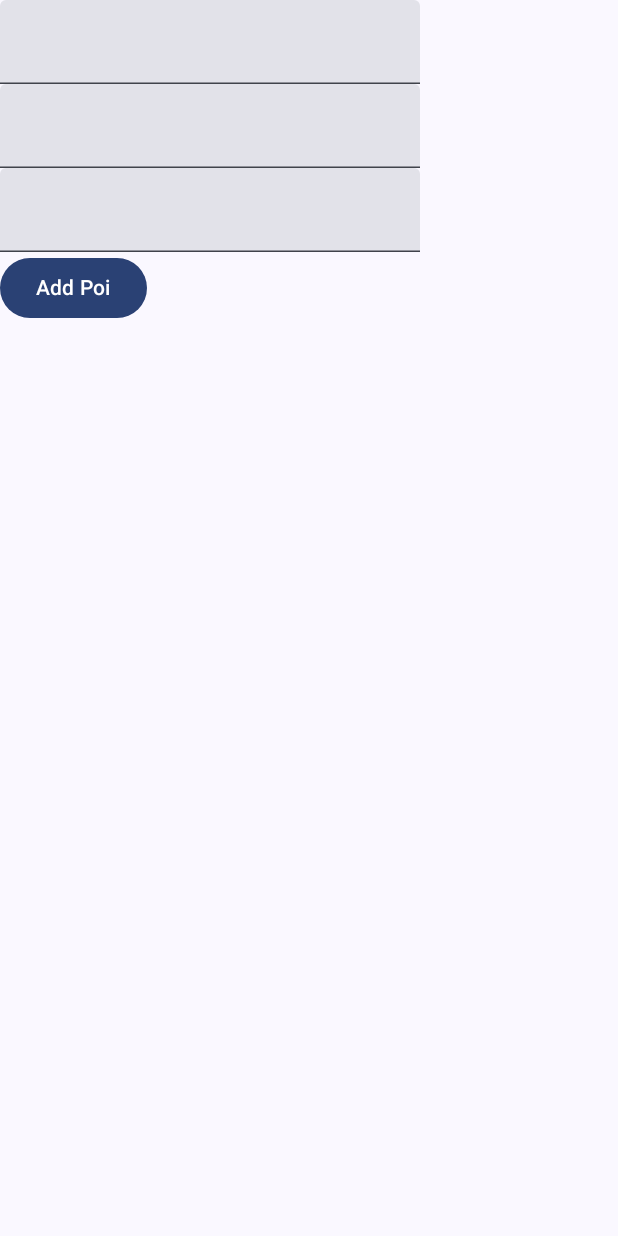
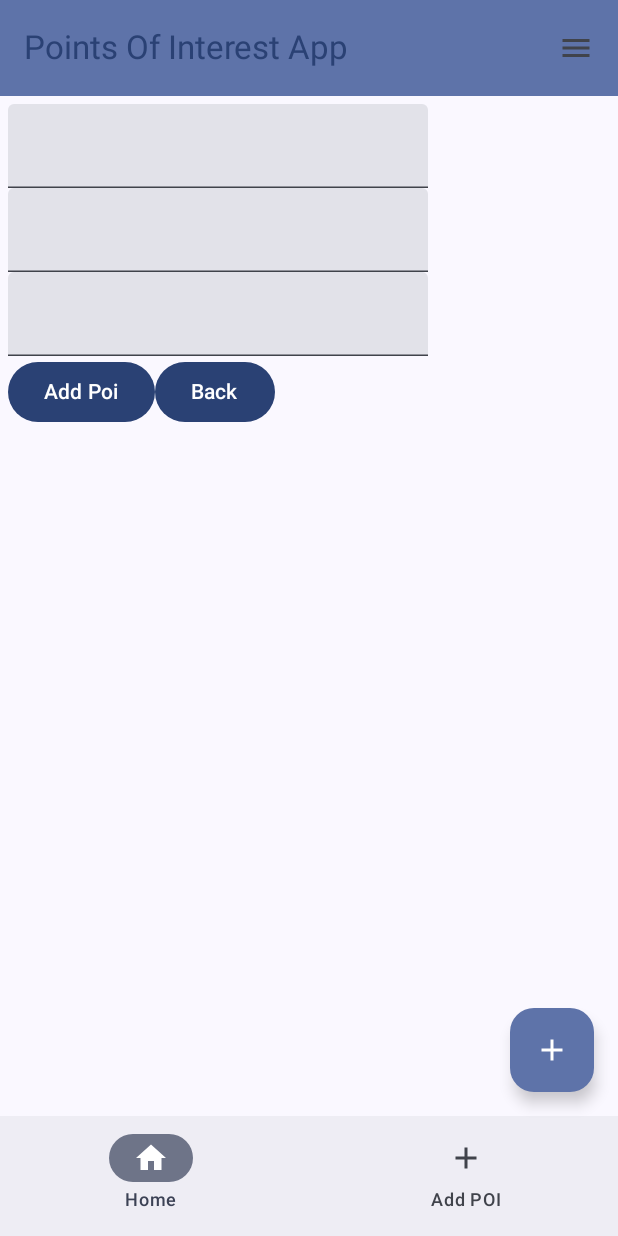
Before and after one commit to JoatXI/POI-Android-App, an Android app built with Jetpack Compose: the addPoi screen opened through its navigation route, on a phone screen of 412 x 824 dp. Run offline under Robolectric (Android 15) with nearby library versions, the phone set to English and light mode, and no system bars; our stand-ins replace Room's generated code; libraries missing offline, so code that uses them is left out: org.osmdroid.config, org.osmdroid.tileprovider, org.osmdroid.util, org.osmdroid.views.

Commit message:
NAVIGATION FEATURE UPDATE 1.1:
PREVIOUS ISSUE FIXED: Implemented the NavigationDrawer within the Scaffold in the MainNavBar composable.
Removed the multiple instances of the navController, drawerState and coroutinScope variables created & created them once in the MainActivity's setContent which is then passed to the MainNavBar.
Modified each composable created to take in the innerPaddingValues as parameter which value is passed in from the Scaffold innerPadding as an argument when called within the NavHost.
Modified the AddPoi composable layout using the BoxWithConstraints feature.

```diff
--- a/POI-App/app/src/main/java/com/example/omoohwo/MainActivity.kt
+++ b/POI-App/app/src/main/java/com/example/omoohwo/MainActivity.kt
@@ -51,6 +51,7 @@ import androidx.compose.material.icons.Icons
 import androidx.compose.material.icons.filled.Add
 import androidx.compose.material.icons.filled.Home
 import androidx.compose.material.icons.filled.Menu
+import androidx.compose.material3.DrawerState
 import androidx.compose.material3.DrawerValue
 import androidx.compose.material3.ExperimentalMaterial3Api
 import androidx.compose.material3.FloatingActionButton
@@ -68,6 +69,9 @@ import androidx.compose.material3.rememberDrawerState
 import androidx.compose.runtime.mutableIntStateOf
 import androidx.compose.runtime.rememberCoroutineScope
 import androidx.lifecycle.lifecycleScope
+import androidx.navigation.NavController
+import androidx.navigation.NavHostController
+import kotlinx.coroutines.CoroutineScope
 import kotlinx.coroutines.Dispatchers
 import kotlinx.coroutines.launch
 import kotlinx.coroutines.withContext
@@ -94,39 +98,11 @@ class MainActivity : ComponentActivity(), LocationListener {
             OmoohwoTheme {
                 // A surface container using the 'background' color from the theme
                 Surface(modifier = Modifier.fillMaxSize(), color = MaterialTheme.colorScheme.background) {
+                    val drawerState = rememberDrawerState(initialValue = DrawerValue.Closed)
                     val navController = rememberNavController()
+                    val coroutineScope = rememberCoroutineScope()
 
-                    val drawerState = rememberDrawerState(initialValue = DrawerValue.Closed)
-                    val coroutineScope = rememberCoroutineScope()
-                    ModalNavigationDrawer(
-                        drawerState = drawerState,
-                        drawerContent = {
-                            ModalDrawerSheet {
-                                NavigationDrawerItem(
-                                    selected = false,
-                                    label = { Text("Add POI") },
-                                    onClick = {
-                                        coroutineScope.launch {
-                                            drawerState.close()
-                                        }
-                                        navController.navigate("settingsScreen")
-                                    }
-                                )
-                            }
-                        }
-                    ) {
-                        NavHost(navController=navController, startDestination="homeScreen") {
-                            composable("homeScreen") {
-                                MainNavBar()
-                            }
-                            composable("settingsScreen") {
-                                SettingsComposable(onSettingsUpdated = { lat, lon, openTopo -> })
-                            }
-                            composable("addPoi") {
-                                AddPoi()
-                            }
-                        }
-                    }
+                    MainNavBar(drawerState, navController, coroutineScope)
                 }
             }
         }
@@ -176,11 +152,9 @@ class MainActivity : ComponentActivity(), LocationListener {
     }
 
     @Composable
-    fun MainNavBar() {
+    fun MainNavBar(drawerState: DrawerState, navController: NavController, coroutineScope: CoroutineScope) {
         Scaffold(
             topBar = {
-                val drawerState = rememberDrawerState(initialValue = DrawerValue.Closed)
-                val coroutineScope = rememberCoroutineScope()
                 TopAppBar(
                     colors = TopAppBarDefaults.topAppBarColors(
                         containerColor = MaterialTheme.colorScheme.primaryContainer,
@@ -208,7 +182,6 @@ class MainActivity : ComponentActivity(), LocationListener {
                 )
             },
             floatingActionButton = {
-                val navController = rememberNavController()
                 FloatingActionButton(
                     onClick = { navController.navigate("addPoi") },
                     content = {
@@ -217,13 +190,12 @@ class MainActivity : ComponentActivity(), LocationListener {
                 )
             },
             bottomBar = {
-                val navController = rememberNavController()
                 NavigationBar {
                     NavigationBarItem(
                         icon = { Icon(imageVector = Icons.Filled.Home, contentDescription = "Home") },
                         label = { Text("Home") },
                         selected = true,
-                        onClick = { navController.navigate("home") }
+                        onClick = { navController.navigate("homeScreen") }
                     )
                     NavigationBarItem(
                         icon = { Icon(imageVector = Icons.Filled.Add, contentDescription = "Add POI") },
@@ -235,10 +207,43 @@ class MainActivity : ComponentActivity(), LocationListener {
             }
         ) { innerPadding ->
             // NavigationDrawer and your NavHost
-            val navController = rememberNavController()
+            ModalNavigationDrawer(
+                drawerState = drawerState,
+                drawerContent = {
+                    ModalDrawerSheet(modifier = Modifier.padding(innerPadding)) {
+                        NavigationDrawerItem(
+                            selected = false,
+                            label = { Text("Add POI") },
+                            onClick = {
+                                coroutineScope.launch {
+                                    drawerState.close()
+                                }
+                                navController.navigate("addPoi")
+                            }
+                        )
+                    }
+                }
+            ) {
+                NavHost(navController= navController as NavHostController, startDestination="homeScreen") {
+                    composable("homeScreen") {
                         HomeScreenComposable(innerPadding, settingsMenu ={
                             navController.navigate("settingsScreen")
                         })
+                    }
+                    composable("settingsScreen") {
+                        SettingsComposable(innerPadding, onCallBack = {
+                            navController.navigate("homeScreen")
+                        })
+                    }
+                    composable("addPoi") {
+                        AddPoi(innerPadding, homeMenu = {
+                            navController.navigate("homeScreen")
+                        }) {
+                            poi ->
+                        }
+                    }
+                }
+            }
         }
     }
 
@@ -248,7 +253,9 @@ class MainActivity : ComponentActivity(), LocationListener {
             var latLon: LatLon by remember { mutableStateOf(LatLon(51.05, -0.72)) }
 
             latLonViewModel.latLonLiveData.observe(this) { latLon = it } // "it" is the LatLon being observed and used to update user's location to the UI
-            BoxWithConstraints(modifier = Modifier.fillMaxSize()) {
+            BoxWithConstraints(modifier = Modifier
+                .fillMaxSize()
+                .padding(innerPaddingValues)) {
                 val mapHeight = this.maxHeight - 50.dp
 
                 MapComposable(GeoPoint(latLon.lat, latLon.lon), modifier = Modifier
@@ -270,22 +277,37 @@ class MainActivity : ComponentActivity(), LocationListener {
     }
 
     @Composable
-    fun AddPoi() {
+    fun AddPoi(innerPaddingValues: PaddingValues, homeMenu: () -> Unit, onPoiAdded: (Poi) -> Unit) {
         Column(modifier = Modifier.fillMaxSize()) {
             var poiName by remember { mutableStateOf("") }
             var type by remember { mutableStateOf("") }
             var desc by remember { mutableStateOf("") }
 
-            Column {
+            BoxWithConstraints(modifier = Modifier
+                .fillMaxSize()
+                .padding(innerPaddingValues)) {
+
+                Surface(color = MaterialTheme.colorScheme.background, modifier = Modifier
+                    .fillMaxSize()) {
+                    Column(modifier = Modifier
+                        .fillMaxSize()
+                        .padding(5.dp)) {
                         TextField(value = poiName, onValueChange = { poiName = it })
                         TextField(value = type, onValueChange = { type = it })
                         TextField(value = desc, onValueChange = { desc = it })
+
+                        Row(verticalAlignment = Alignment.CenterVertically) {
+                            val newPoi = Poi(name = poiName, type = type, description = desc)
+                            Button(onClick = {
+                                onPoiAdded(newPoi)
+                                poiViewModel.poiList.add(newPoi) }) {
+                                Text("Add Poi")
                             }
-
-            Row(modifier = Modifier.fillMaxWidth()) {
-                val newPoi = Poi(name = poiName, type = type, description = desc)
-                Button(onClick = { poiViewModel.poiList.add(newPoi) }) {
-                    Text("Add Poi")
+                            Button(onClick = { homeMenu() }) {
+                                Text("Back")
+                            }
+                        }
+                    }
                 }
             }
         }
@@ -312,7 +334,11 @@ fun MapComposable(geoPoint: GeoPoint, modifier: Modifier) {
 }
 
 @Composable
-fun SettingsComposable(onSettingsUpdated: (Double, Double, Boolean) -> Unit) {
+fun SettingsComposable(innerPaddingValues: PaddingValues, onCallBack: () -> Unit) {
+
+    BoxWithConstraints(modifier = Modifier
+        .fillMaxSize()
+        .padding(innerPaddingValues)) {
         Column {
             var lat by remember { mutableStateOf("") }
             var lon by remember { mutableStateOf("") }
@@ -332,7 +358,13 @@ fun SettingsComposable(onSettingsUpdated: (Double, Double, Boolean) -> Unit) {
 
             Row(modifier = Modifier.align(Alignment.End)) {
                 Switch(modifier = Modifier.padding(end = 240.dp), checked = openTopo, onCheckedChange = { openTopo=it})
-            Button(modifier = Modifier.padding(end = 4.dp), onClick = {onSettingsUpdated(lat.toDouble(), lon.toDouble(), openTopo)}) { Text("Update") }
+                Button(modifier = Modifier.padding(end = 4.dp), onClick = { lat.toDouble(); lon.toDouble() }) {
+                    Text("Update")
+                }
+                Button(onClick = { onCallBack() }) {
+                    Text("Back")
                 }
             }
         }
+    }
+}
```
Lines whose indentation alone changed are shown as unchanged.
